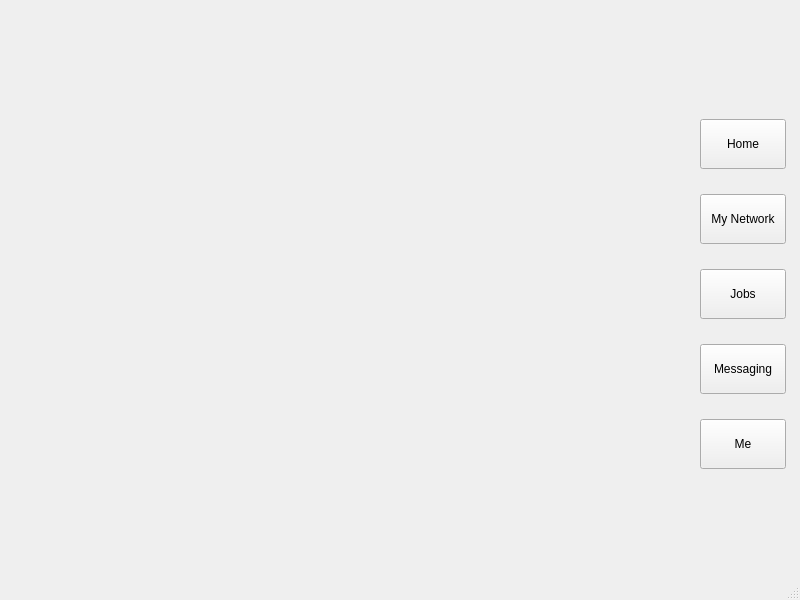
This is root.ui in KNajjary/LinkedIn as Qt 5 draws it before an edit. The edited form follows.
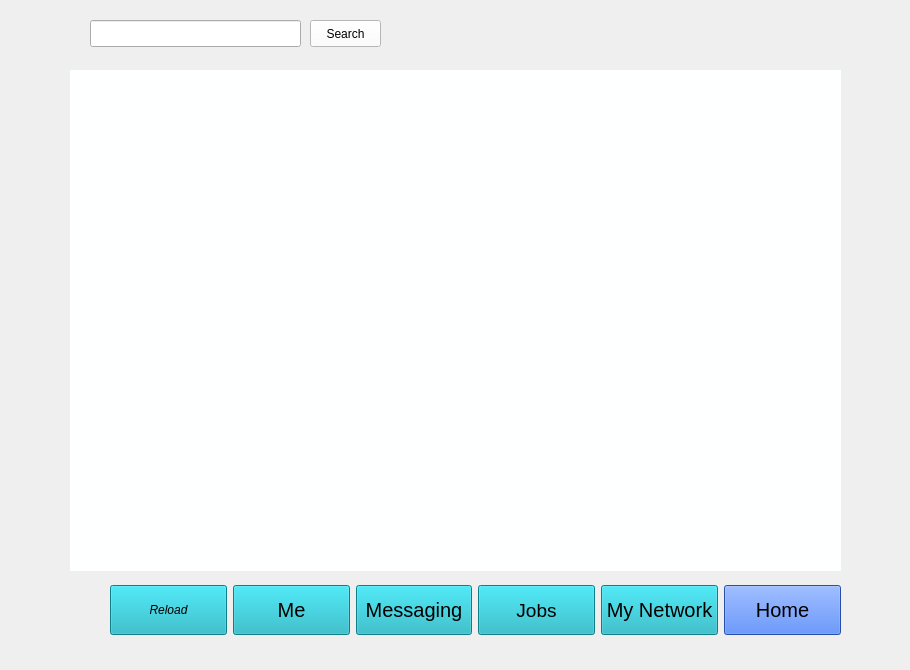
This is the edited form.

Patch:
```diff
--- a/root.ui
+++ b/root.ui
@@ -6,8 +6,8 @@
    <rect>
     <x>0</x>
     <y>0</y>
-    <width>800</width>
-    <height>600</height>
+    <width>910</width>
+    <height>670</height>
    </rect>
   </property>
   <property name="windowTitle">
@@ -17,10 +17,10 @@
    <widget class="QStackedWidget" name="stackedWidget">
     <property name="geometry">
      <rect>
-      <x>20</x>
+      <x>80</x>
       <y>70</y>
-      <width>661</width>
-      <height>451</height>
+      <width>761</width>
+      <height>500</height>
      </rect>
     </property>
     <widget class="QWidget" name="page"/>
@@ -29,62 +29,49 @@
    <widget class="QWidget" name="verticalLayoutWidget">
     <property name="geometry">
      <rect>
-      <x>700</x>
-      <y>100</y>
-      <width>86</width>
-      <height>391</height>
+      <x>110</x>
+      <y>580</y>
+      <width>731</width>
+      <height>61</height>
      </rect>
     </property>
-    <layout class="QVBoxLayout" name="verticalLayout">
+    <layout class="QHBoxLayout" name="horizontalLayout">
      <item>
-      <widget class="QPushButton" name="pushButton_Home">
-       <property name="minimumSize">
-        <size>
-         <width>0</width>
-         <height>50</height>
-        </size>
+      <widget class="QPushButton" name="pushButton_Reload">
+       <property name="sizePolicy">
+        <sizepolicy hsizetype="Minimum" vsizetype="Fixed">
+         <horstretch>0</horstretch>
+         <verstretch>0</verstretch>
+        </sizepolicy>
        </property>
-       <property name="text">
-        <string>Home</string>
-       </property>
-      </widget>
-     </item>
-     <item>
-      <widget class="QPushButton" name="pushButton_MyNetw">
        <property name="minimumSize">
         <size>
          <width>0</width>
          <height>50</height>
         </size>
        </property>
-       <property name="text">
-        <string>My Network</string>
+       <property name="font">
+        <font>
+         <italic>true</italic>
+         <underline>false</underline>
+         <strikeout>false</strikeout>
+        </font>
        </property>
-      </widget>
-     </item>
-     <item>
-      <widget class="QPushButton" name="pushButton_Jobs">
-       <property name="minimumSize">
-        <size>
-         <width>0</width>
-         <height>50</height>
-        </size>
+       <property name="styleSheet">
+        <string notr="true">background-color: rgb(20,176,191);
+</string>
        </property>
        <property name="text">
-        <string>Jobs</string>
+        <string>Reload</string>
        </property>
-      </widget>
-     </item>
-     <item>
-      <widget class="QPushButton" name="pushButton_Messaging">
-       <property name="minimumSize">
-        <size>
-         <width>0</width>
-         <height>50</height>
-        </size>
+       <property name="autoDefault">
+        <bool>false</bool>
        </property>
-       <property name="text">
-        <string>Messaging</string>
+       <property name="default">
+        <bool>false</bool>
+       </property>
+       <property name="flat">
+        <bool>false</bool>
        </property>
       </widget>
      </item>
@@ -96,25 +83,176 @@
          <height>50</height>
         </size>
        </property>
+       <property name="font">
+        <font>
+         <pointsize>15</pointsize>
+         <bold>false</bold>
+        </font>
+       </property>
+       <property name="styleSheet">
+        <string notr="true">background-color: rgb(20,176,191);
+</string>
+       </property>
        <property name="text">
         <string>Me</string>
        </property>
+       <property name="checkable">
+        <bool>false</bool>
+       </property>
+       <property name="default">
+        <bool>false</bool>
+       </property>
+       <property name="flat">
+        <bool>false</bool>
+       </property>
+      </widget>
+     </item>
+     <item>
+      <widget class="QPushButton" name="pushButton_Messaging">
+       <property name="minimumSize">
+        <size>
+         <width>0</width>
+         <height>50</height>
+        </size>
+       </property>
+       <property name="font">
+        <font>
+         <pointsize>15</pointsize>
+        </font>
+       </property>
+       <property name="styleSheet">
+        <string notr="true">background-color: rgb(20,176,191);
+</string>
+       </property>
+       <property name="text">
+        <string>Messaging</string>
+       </property>
+      </widget>
+     </item>
+     <item>
+      <widget class="QPushButton" name="pushButton_Jobs">
+       <property name="minimumSize">
+        <size>
+         <width>0</width>
+         <height>50</height>
+        </size>
+       </property>
+       <property name="font">
+        <font>
+         <family>Segoe UI</family>
+         <pointsize>14</pointsize>
+         <italic>false</italic>
+         <bold>false</bold>
+        </font>
+       </property>
+       <property name="styleSheet">
+        <string notr="true">background-color: rgb(20,176,191);
+font: 14pt &quot;Segoe UI&quot;;
+</string>
+       </property>
+       <property name="text">
+        <string>Jobs</string>
+       </property>
+      </widget>
+     </item>
+     <item>
+      <widget class="QPushButton" name="pushButton_MyNetw">
+       <property name="minimumSize">
+        <size>
+         <width>0</width>
+         <height>50</height>
+        </size>
+       </property>
+       <property name="font">
+        <font>
+         <pointsize>15</pointsize>
+        </font>
+       </property>
+       <property name="styleSheet">
+        <string notr="true">background-color: rgb(20,176,191);
+
+</string>
+       </property>
+       <property name="text">
+        <string>My Network</string>
+       </property>
+      </widget>
+     </item>
+     <item>
+      <widget class="QPushButton" name="pushButton_Home">
+       <property name="minimumSize">
+        <size>
+         <width>0</width>
+         <height>50</height>
+        </size>
+       </property>
+       <property name="font">
+        <font>
+         <pointsize>15</pointsize>
+        </font>
+       </property>
+       <property name="styleSheet">
+        <string notr="true">background-color: rgb(54,111,235);
+</string>
+       </property>
+       <property name="text">
+        <string>Home</string>
+       </property>
       </widget>
      </item>
     </layout>
    </widget>
+   <widget class="QLabel" name="label">
+    <property name="geometry">
+     <rect>
+      <x>70</x>
+      <y>70</y>
+      <width>771</width>
+      <height>501</height>
+     </rect>
+    </property>
+    <property name="styleSheet">
+     <string notr="true">background-color: rgb(254, 255, 255);
+
+</string>
+    </property>
+    <property name="text">
+     <string/>
+    </property>
+   </widget>
+   <widget class="QLineEdit" name="lineEdit_SearchUsername">
+    <property name="geometry">
+     <rect>
+      <x>90</x>
+      <y>20</y>
+      <width>211</width>
+      <height>27</height>
+     </rect>
+    </property>
+   </widget>
+   <widget class="QPushButton" name="pushButton_Search">
+    <property name="geometry">
+     <rect>
+      <x>310</x>
+      <y>20</y>
+      <width>71</width>
+      <height>27</height>
+     </rect>
+    </property>
+    <property name="styleSheet">
+     <string notr="true">background-color: rgb(255, 255, 255);
+</string>
+    </property>
+    <property name="text">
+     <string>Search</string>
+    </property>
+   </widget>
+   <zorder>verticalLayoutWidget</zorder>
+   <zorder>label</zorder>
+   <zorder>stackedWidget_Pages</zorder>
+   <zorder>lineEdit_SearchUsername</zorder>
+   <zorder>pushButton_Search</zorder>
   </widget>
-  <widget class="QMenuBar" name="menubar">
-   <property name="geometry">
-    <rect>
-     <x>0</x>
-     <y>0</y>
-     <width>800</width>
-     <height>24</height>
-    </rect>
-   </property>
-  </widget>
-  <widget class="QStatusBar" name="statusbar"/>
  </widget>
  <resources/>
  <connections/>
```
Left out of the diff: 3 changed lines with no effect on the pictures.
